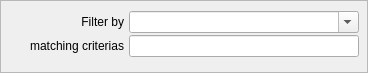
Above: core/sorting.ui from Rekall/Rekall before the change. Below: the same form after it.
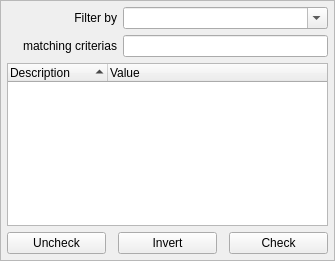
That is the form after the change.

```diff
--- a/core/sorting.ui
+++ b/core/sorting.ui
@@ -6,8 +6,8 @@
    <rect>
     <x>0</x>
     <y>0</y>
-    <width>368</width>
-    <height>73</height>
+    <width>335</width>
+    <height>261</height>
    </rect>
   </property>
   <property name="windowTitle">
@@ -40,48 +40,23 @@
      <property name="frameShadow">
       <enum>QFrame::Raised</enum>
      </property>
-     <layout class="QVBoxLayout" name="verticalLayout_2">
-      <property name="spacing">
-       <number>8</number>
-      </property>
-      <property name="leftMargin">
-       <number>8</number>
-      </property>
-      <property name="topMargin">
-       <number>8</number>
-      </property>
-      <property name="rightMargin">
-       <number>8</number>
-      </property>
-      <property name="bottomMargin">
-       <number>8</number>
-      </property>
-      <item>
-       <widget class="QStackedWidget" name="stackedWidget">
-        <property name="currentIndex">
-         <number>0</number>
-        </property>
-        <widget class="QWidget" name="pageSort">
          <layout class="QGridLayout" name="gridLayout">
           <property name="leftMargin">
-           <number>0</number>
+       <number>6</number>
           </property>
           <property name="topMargin">
-           <number>0</number>
+       <number>6</number>
           </property>
           <property name="rightMargin">
-           <number>0</number>
+       <number>6</number>
           </property>
           <property name="bottomMargin">
-           <number>5</number>
-          </property>
-          <property name="horizontalSpacing">
-           <number>5</number>
-          </property>
-          <property name="verticalSpacing">
-           <number>0</number>
-          </property>
-          <item row="0" column="1">
+       <number>6</number>
+      </property>
+      <property name="spacing">
+       <number>6</number>
+      </property>
+      <item row="0" column="0">
            <widget class="QLabel" name="title">
             <property name="minimumSize">
              <size>
@@ -97,17 +72,14 @@
             </property>
            </widget>
           </item>
-          <item row="1" column="2">
-           <widget class="QLineEdit" name="matches"/>
-          </item>
-          <item row="0" column="2">
+      <item row="0" column="1">
            <widget class="QComboBox" name="filter">
             <property name="editable">
              <bool>true</bool>
             </property>
            </widget>
           </item>
-          <item row="1" column="0" colspan="2">
+      <item row="1" column="0">
            <widget class="QLabel" name="matchesLabel">
             <property name="minimumSize">
              <size>
@@ -123,28 +95,68 @@
             </property>
            </widget>
           </item>
-         </layout>
-        </widget>
-        <widget class="QWidget" name="pageFilter">
-         <layout class="QVBoxLayout" name="verticalLayout_3">
+      <item row="1" column="1">
+       <widget class="QLineEdit" name="matches"/>
+      </item>
+      <item row="2" column="0" colspan="2">
+       <widget class="QTreeWidget" name="checks">
+        <property name="showDropIndicator" stdset="0">
+         <bool>false</bool>
+        </property>
+        <property name="selectionMode">
+         <enum>QAbstractItemView::ContiguousSelection</enum>
+        </property>
+        <property name="indentation">
+         <number>0</number>
+        </property>
+        <property name="sortingEnabled">
+         <bool>true</bool>
+        </property>
+        <property name="columnCount">
+         <number>2</number>
+        </property>
+        <attribute name="headerVisible">
+         <bool>true</bool>
+        </attribute>
+        <column>
+         <property name="text">
+          <string notr="true">Description</string>
+         </property>
+        </column>
+        <column>
+         <property name="text">
+          <string>Value</string>
+         </property>
+        </column>
+       </widget>
+      </item>
+      <item row="3" column="0" colspan="2">
+       <layout class="QHBoxLayout" name="horizontalLayout">
           <property name="spacing">
-           <number>3</number>
-          </property>
-          <property name="leftMargin">
-           <number>0</number>
+         <number>12</number>
+        </property>
+        <item>
+         <widget class="QPushButton" name="uncheckAll">
+          <property name="text">
+           <string>Uncheck</string>
           </property>
-          <property name="topMargin">
-           <number>0</number>
+         </widget>
+        </item>
+        <item>
+         <widget class="QPushButton" name="invertAll">
+          <property name="text">
+           <string>Invert</string>
           </property>
-          <property name="rightMargin">
-           <number>0</number>
+         </widget>
+        </item>
+        <item>
+         <widget class="QPushButton" name="checkAll">
+          <property name="text">
+           <string>Check</string>
           </property>
-          <property name="bottomMargin">
-           <number>5</number>
-          </property>
-         </layout>
-        </widget>
-       </widget>
+         </widget>
+        </item>
+       </layout>
       </item>
      </layout>
     </widget>
```
Left out of the diff: 91 changed lines with no effect on the pictures. Lines whose indentation alone changed are shown as unchanged.
